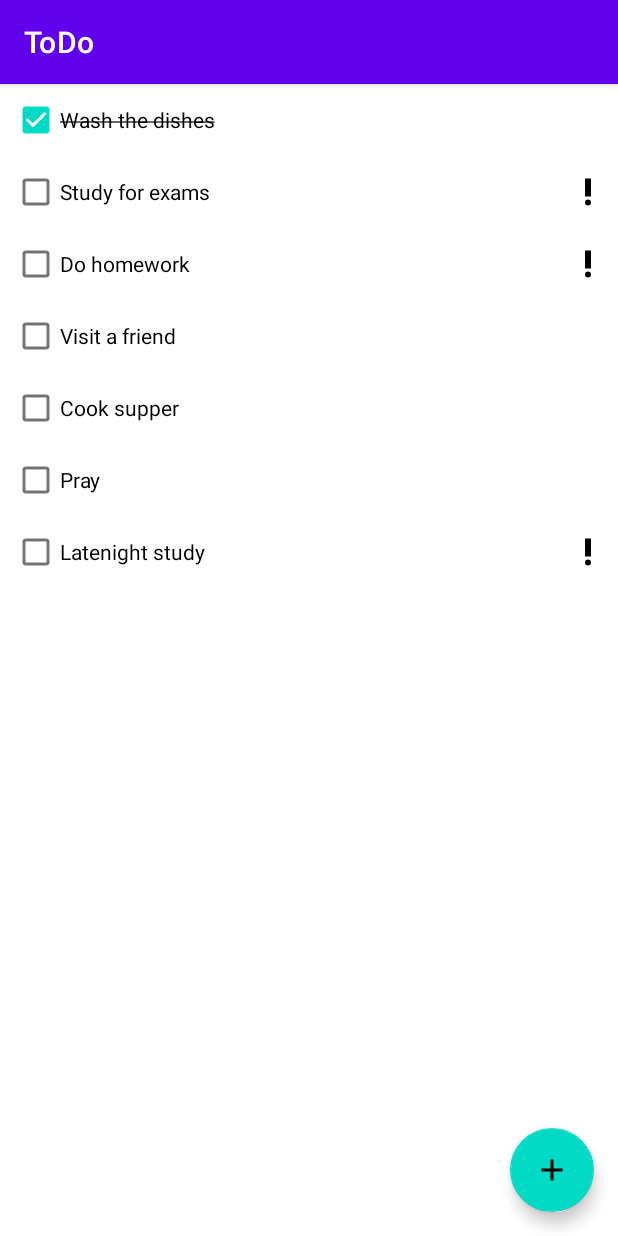
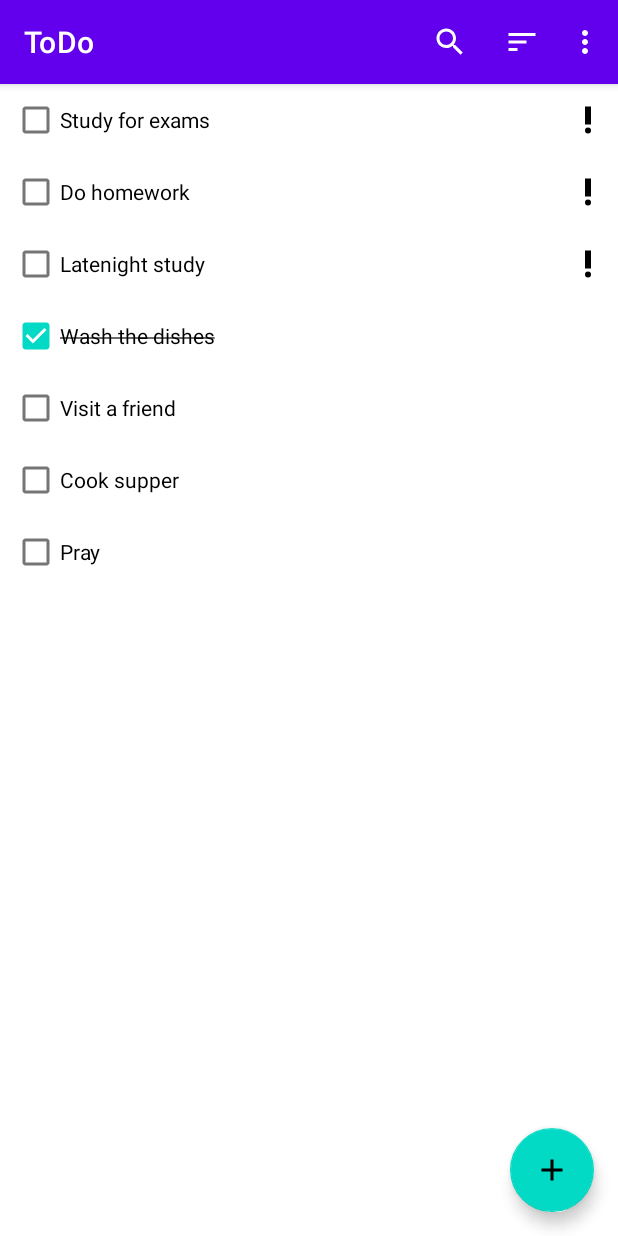
Before and after one commit to KirinyetBrian/ToDo, an Android app: the screen it shows after launch (MainActivity), on a phone screen of 412 x 824 dp. Run offline under Robolectric (Android 15) with nearby library versions, the light colour scheme and no system bars; our stand-ins replace Dagger/Hilt's generated code, Room's generated code; libraries missing offline, so code that uses them is left out: androidx.hilt.lifecycle.

Commit message:
Implemented Search functionality

```diff
--- a/app/src/main/java/ke/co/topup/todo/data/TaskDao.kt
+++ b/app/src/main/java/ke/co/topup/todo/data/TaskDao.kt
@@ -5,8 +5,8 @@ import kotlinx.coroutines.flow.Flow
 
 @Dao
 interface TaskDao {
-    @Query("SELECT * FROM task_table")
-    fun  getTasks(): Flow<List<Task>>
+    @Query("SELECT * FROM task_table WHERE name LIKE '%' || :searchQuery || '%' ORDER BY important DESC")
+    fun  getTasks(searchQuery: String): Flow<List<Task>>
 
     @Insert
     suspend fun insert(task: Task)
--- a/app/src/main/java/ke/co/topup/todo/ui/tasks/TasksFragment.kt
+++ b/app/src/main/java/ke/co/topup/todo/ui/tasks/TasksFragment.kt
@@ -1,7 +1,11 @@
 package ke.co.topup.todo.ui.tasks
 
 import android.os.Bundle
+import android.view.Menu
+import android.view.MenuInflater
+import android.view.MenuItem
 import android.view.View
+import androidx.appcompat.widget.SearchView
 import androidx.fragment.app.Fragment
 import androidx.fragment.app.viewModels
 import androidx.lifecycle.LifecycleOwner
@@ -10,6 +14,7 @@ import androidx.recyclerview.widget.LinearLayoutManager
 import dagger.hilt.android.AndroidEntryPoint
 import ke.co.topup.todo.R
 import ke.co.topup.todo.databinding.FragmentTasksBinding
+import ke.co.topup.todo.util.onQueryTextChanged
 
 @AndroidEntryPoint
 class TasksFragment: Fragment(R.layout.fragment_tasks) {
@@ -33,5 +38,35 @@ class TasksFragment: Fragment(R.layout.fragment_tasks) {
         viewModel.tasks.observe(viewLifecycleOwner){
             tasksAdapter.submitList(it)
         }
+        setHasOptionsMenu(true)
+    }
+
+    override fun onCreateOptionsMenu(menu: Menu, inflater: MenuInflater) {
+        inflater.inflate(R.menu.menu_fragment_tasks, menu)
+
+        val  searchItem = menu.findItem(R.id.action_search)
+        val searchView = searchItem.actionView as SearchView
+
+        searchView.onQueryTextChanged {
+            viewModel.searchQuery.value = it
+        }
+    }
+
+    override fun onOptionsItemSelected(item: MenuItem): Boolean {
+        return  when(item.itemId){
+            R.id.action_sort_by_name -> {
+                true
+            }
+            R.id.action_sort_by_date_created -> {
+                true
+            }
+            R.id.action_hide_completed_tasks -> {
+                true
+            }
+            R.id.action_delete_all_completed_tasks -> {
+                true
+            }
+            else -> super.onOptionsItemSelected(item)
+        }
     }
 }
--- a/app/src/main/java/ke/co/topup/todo/ui/tasks/TasksViewModel.kt
+++ b/app/src/main/java/ke/co/topup/todo/ui/tasks/TasksViewModel.kt
@@ -4,10 +4,18 @@ import androidx.hilt.lifecycle.ViewModelInject
 import androidx.lifecycle.ViewModel
 import androidx.lifecycle.asLiveData
 import ke.co.topup.todo.data.TaskDao
+import kotlinx.coroutines.flow.MutableStateFlow
+import kotlinx.coroutines.flow.flatMapLatest
 
 class TasksViewModel @ViewModelInject constructor(
     private val taskDao: TaskDao
 ) : ViewModel() {
 
-    val tasks = taskDao.getTasks().asLiveData()
+    val searchQuery = MutableStateFlow("")
+
+    private val  tasksFlow = searchQuery.flatMapLatest {
+        taskDao.getTasks(it)
+    }
+
+    val tasks = tasksFlow.asLiveData()
 }
--- /dev/null
+++ b/app/src/main/java/ke/co/topup/todo/util/ViewExt.kt
@@ -0,0 +1,16 @@
+package ke.co.topup.todo.util
+
+import androidx.appcompat.widget.SearchView
+
+inline fun  SearchView.onQueryTextChanged(crossinline listener: (String) -> Unit){
+    this.setOnQueryTextListener(object : SearchView.OnQueryTextListener {
+        override fun onQueryTextSubmit(query: String?): Boolean {
+            return true
+        }
+
+        override fun onQueryTextChange(newText: String?): Boolean {
+            listener(newText.orEmpty())
+            return true
+        }
+    })
+}
--- /dev/null
+++ b/app/src/main/res/menu/menu_fragment_tasks.xml
@@ -0,0 +1,34 @@
+<?xml version="1.0" encoding="utf-8"?>
+<menu xmlns:android="http://schemas.android.com/apk/res/android"
+    xmlns:app="http://schemas.android.com/apk/res-auto">
+    <item
+        android:id="@+id/action_search"
+        android:icon="@drawable/ic_search"
+        android:title="Search"
+        app:actionViewClass="androidx.appcompat.widget.SearchView"
+        app:showAsAction="always|collapseActionView" />
+
+    <item
+        android:icon="@drawable/ic_sort"
+        android:title="Sort"
+        app:showAsAction="always">
+
+        <menu>
+            <item
+                android:id="@+id/action_sort_by_name"
+                android:title="Sort by name" />
+            <item
+                android:id="@+id/action_sort_by_date_created"
+                android:title="Sort by date created" />
+        </menu>
+    </item>
+    <item
+        android:id="@+id/action_hide_completed_tasks"
+        android:checkable="true"
+        android:title="Hide Completed"
+        app:showAsAction="never" />
+    <item
+        android:id="@+id/action_delete_all_completed_tasks"
+        android:title="Delete all completed"
+        app:showAsAction="never" />
+</menu>
```
